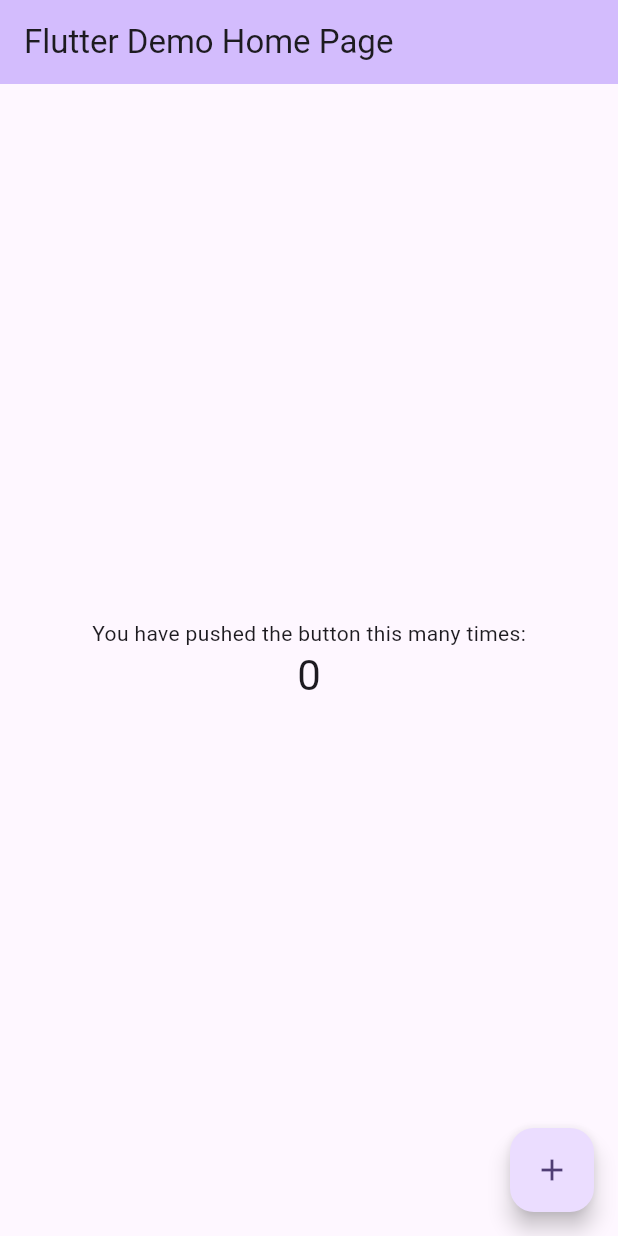
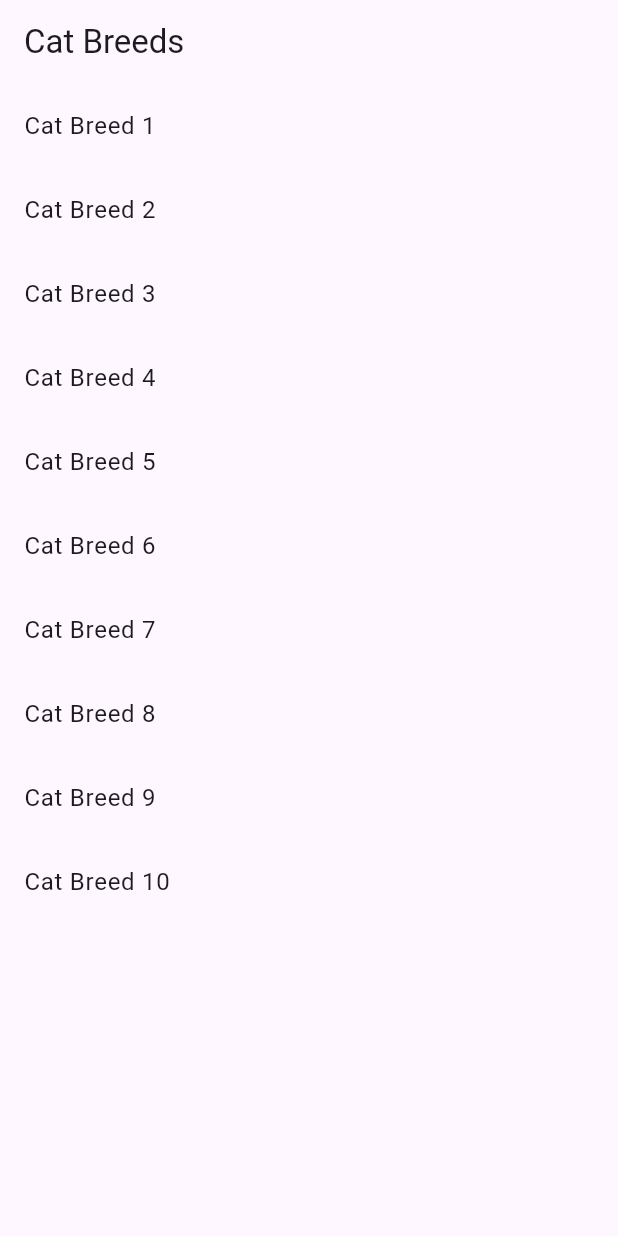
Before and after one commit to SeulGeek/cat_breeds_app, a Flutter app: the screen it shows after launch, on a phone screen of 412 x 824 dp. Run offline on Flutter 3.47's test engine with Material 3 defaults, Android fonts, the phone set to English and light mode, and no system bars; our stand-ins replace dio, flutter_riverpod, freezed_annotation, hooks_riverpod, retrofit, riverpod_annotation; generated files the repository leaves out were written again.

Commit message:
feat: Implement Cat Breeds Repository with Riverpod integration
- Added CatBreedsRepository interface and its implementation (CatBreedsRepositoryImpl).
- Integrated Dio for API calls to fetch cat breeds.
- Created Riverpod provider for CatBreedsRepository.
- Updated main.dart to use ProviderScope and set CatBreedsScreen as the home widget.
- Added necessary dependencies in pubspec.yaml for Riverpod, Dio, Retrofit, and Freezed.
- Updated pubspec.lock with new package versions and resolved dependencies.

```diff
--- a/analysis_options.yaml
+++ b/analysis_options.yaml
@@ -26,3 +26,6 @@ linter:
 
 # Additional information about this file can be found at
 # https://dart.dev/guides/language/analysis-options
+
+errors:
+    invalid_annotation_target: ignore
--- /dev/null
+++ b/lib/features/cat_breeds/pages/cat_breed_detail_screen.dart
@@ -0,0 +1,20 @@
+import 'package:flutter/material.dart';
+
+class CatBreedDetailScreen extends StatelessWidget {
+  const CatBreedDetailScreen({super.key});
+
+  @override
+  Widget build(BuildContext context) {
+    return Scaffold(
+      appBar: AppBar(
+        title: const Text('Cat Breed Details'),
+      ),
+      body: const Center(
+        child: Text(
+          'Details of Cat Breed',
+          style: TextStyle(fontSize: 24),
+        ),
+      ),
+    );
+  }
+}
--- /dev/null
+++ b/lib/features/cat_breeds/pages/cat_breeds_screen.dart
@@ -0,0 +1,37 @@
+import 'package:cat_breeds_app/features/cat_breeds/pages/cat_breed_detail_screen.dart';
+import 'package:cat_breeds_app/features/cat_breeds/repository/cat_breeds_repository.dart';
+import 'package:flutter/material.dart';
+import 'package:hooks_riverpod/hooks_riverpod.dart';
+
+class CatBreedsScreen extends HookConsumerWidget {
+  const CatBreedsScreen({super.key});
+
+  @override
+  Widget build(BuildContext context, WidgetRef ref) {
+    return Scaffold(
+      appBar: AppBar(
+        title: const Text('Cat Breeds'),
+      ),
+      body: ListView.builder(
+        itemCount: 10,
+        itemBuilder: (context, index) {
+          return ListTile(
+            title: Text('Cat Breed ${index + 1}'),
+            onTap: () async {
+              // TODO: テスト用で実装したものなので呼ばれる場所を修正する
+              final catBreedsRepository = ref.read(catBreedsRepositoryProvider);
+              final catBreeds = await catBreedsRepository.getCatBreeds();
+              print('APIテスト結果: $catBreeds');
+              Navigator.push(
+                context,
+                MaterialPageRoute(
+                  builder: (_) => const CatBreedDetailScreen(),
+                ),
+              );
+            },
+          );
+        },
+      ),
+    );
+  }
+}
--- /dev/null
+++ b/lib/features/cat_breeds/repository/cat_breeds_repository.dart
@@ -0,0 +1,15 @@
+import 'package:cat_breeds_app/features/cat_breeds/model/cat_breed.dart';
+import 'package:cat_breeds_app/features/cat_breeds/repository/cat_breeds_repository_impl.dart';
+import 'package:hooks_riverpod/hooks_riverpod.dart';
+import 'package:riverpod_annotation/riverpod_annotation.dart';
+
+part 'cat_breeds_repository.g.dart';
+
+abstract class CatBreedsRepository {
+  Future<List<CatBreed>> getCatBreeds();
+}
+
+@riverpod
+CatBreedsRepository catBreedsRepository(Ref ref) {
+  return CatBreedsRepositoryImpl(ref: ref);
+}
--- a/lib/main.dart
+++ b/lib/main.dart
@@ -1,125 +1,23 @@
+import 'package:cat_breeds_app/features/cat_breeds/pages/cat_breeds_screen.dart';
 import 'package:flutter/material.dart';
+import 'package:flutter_riverpod/flutter_riverpod.dart';
 
 void main() {
-  runApp(const MyApp());
+  runApp(const ProviderScope(child: MyApp()));
 }
 
 class MyApp extends StatelessWidget {
   const MyApp({super.key});
 
-  // This widget is the root of your application.
   @override
   Widget build(BuildContext context) {
     return MaterialApp(
-      title: 'Flutter Demo',
+      title: 'Cat Breeds App',
       theme: ThemeData(
-        // This is the theme of your application.
-        //
-        // TRY THIS: Try running your application with "flutter run". You'll see
-        // the application has a purple toolbar. Then, without quitting the app,
-        // try changing the seedColor in the colorScheme below to Colors.green
-        // and then invoke "hot reload" (save your changes or press the "hot
-        // reload" button in a Flutter-supported IDE, or press "r" if you used
-        // the command line to start the app).
-        //
-        // Notice that the counter didn't reset back to zero; the application
-        // state is not lost during the reload. To reset the state, use hot
-        // restart instead.
-        //
-        // This works for code too, not just values: Most code changes can be
-        // tested with just a hot reload.
         colorScheme: ColorScheme.fromSeed(seedColor: Colors.deepPurple),
         useMaterial3: true,
       ),
-      home: const MyHomePage(title: 'Flutter Demo Home Page'),
+      home: const CatBreedsScreen(),
     );
   }
 }
-
-class MyHomePage extends StatefulWidget {
-  const MyHomePage({super.key, required this.title});
-
-  // This widget is the home page of your application. It is stateful, meaning
-  // that it has a State object (defined below) that contains fields that affect
-  // how it looks.
-
-  // This class is the configuration for the state. It holds the values (in this
-  // case the title) provided by the parent (in this case the App widget) and
-  // used by the build method of the State. Fields in a Widget subclass are
-  // always marked "final".
-
-  final String title;
-
-  @override
-  State<MyHomePage> createState() => _MyHomePageState();
-}
-
-class _MyHomePageState extends State<MyHomePage> {
-  int _counter = 0;
-
-  void _incrementCounter() {
-    setState(() {
-      // This call to setState tells the Flutter framework that something has
-      // changed in this State, which causes it to rerun the build method below
-      // so that the display can reflect the updated values. If we changed
-      // _counter without calling setState(), then the build method would not be
-      // called again, and so nothing would appear to happen.
-      _counter++;
-    });
-  }
-
-  @override
-  Widget build(BuildContext context) {
-    // This method is rerun every time setState is called, for instance as done
-    // by the _incrementCounter method above.
-    //
-    // The Flutter framework has been optimized to make rerunning build methods
-    // fast, so that you can just rebuild anything that needs updating rather
-    // than having to individually change instances of widgets.
-    return Scaffold(
-      appBar: AppBar(
-        // TRY THIS: Try changing the color here to a specific color (to
-        // Colors.amber, perhaps?) and trigger a hot reload to see the AppBar
-        // change color while the other colors stay the same.
-        backgroundColor: Theme.of(context).colorScheme.inversePrimary,
-        // Here we take the value from the MyHomePage object that was created by
-        // the App.build method, and use it to set our appbar title.
-        title: Text(widget.title),
-      ),
-      body: Center(
-        // Center is a layout widget. It takes a single child and positions it
-        // in the middle of the parent.
-        child: Column(
-          // Column is also a layout widget. It takes a list of children and
-          // arranges them vertically. By default, it sizes itself to fit its
-          // children horizontally, and tries to be as tall as its parent.
-          //
-          // Column has various properties to control how it sizes itself and
-          // how it positions its children. Here we use mainAxisAlignment to
-          // center the children vertically; the main axis here is the vertical
-          // axis because Columns are vertical (the cross axis would be
-          // horizontal).
-          //
-          // TRY THIS: Invoke "debug painting" (choose the "Toggle Debug Paint"
-          // action in the IDE, or press "p" in the console), to see the
-          // wireframe for each widget.
-          mainAxisAlignment: MainAxisAlignment.center,
-          children: <Widget>[
-            const Text(
-              'You have pushed the button this many times:',
-            ),
-            Text(
-              '$_counter',
-              style: Theme.of(context).textTheme.headlineMedium,
-            ),
-          ],
-        ),
-      ),
-      floatingActionButton: FloatingActionButton(
-        onPressed: _incrementCounter,
-        tooltip: 'Increment',
-        child: const Icon(Icons.add),
-      ), // This trailing comma makes auto-formatting nicer for build methods.
-    );
-  }
-}
```
Also changed, not shown: lib/api/api_client.dart (added, +19 -0 lines), lib/api/api_client_provider.dart (added, +14 -0 lines), lib/api/dio_provider.dart (added, +10 -0 lines), lib/api/response/cat_breeds_response.dart (added, +16 -0 lines), lib/features/cat_breeds/model/cat_breed.dart (added, +18 -0 lines), lib/features/cat_breeds/repository/cat_breeds_repository_impl.dart (added, +31 -0 lines), pubspec.yaml (+13 -0 lines), lib/api/api_client.g.dart (added), lib/api/api_client_provider.g.dart (added), lib/api/dio_provider.g.dart (added), lib/api/response/cat_breeds_response.freezed.dart (added), lib/api/response/cat_breeds_response.g.dart (added), lib/features/cat_breeds/model/cat_breed.freezed.dart (added), lib/features/cat_breeds/model/cat_breed.g.dart (added), 2 more files.
